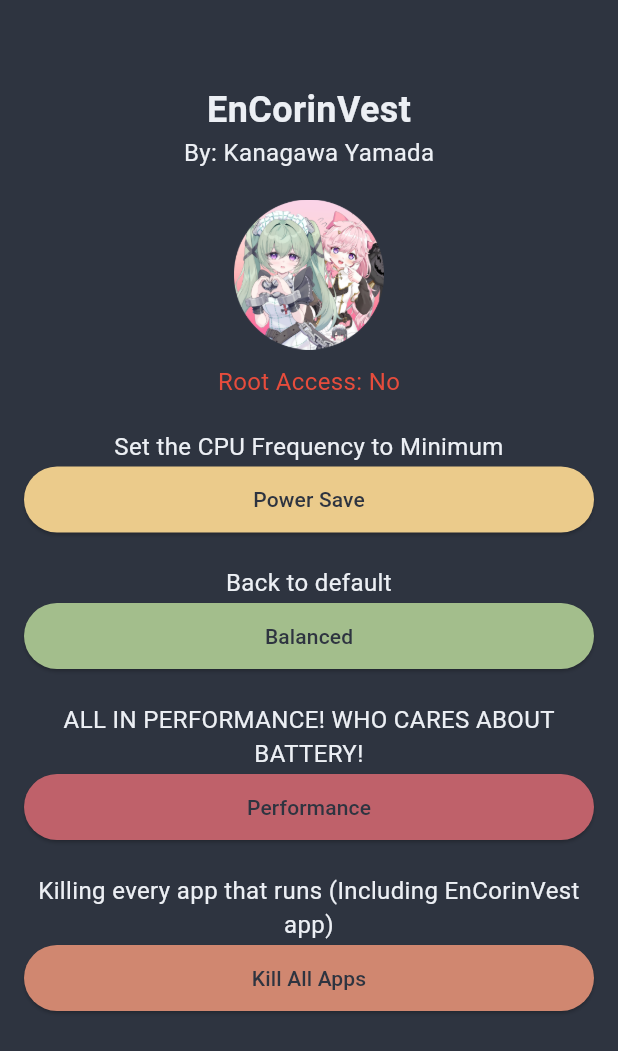
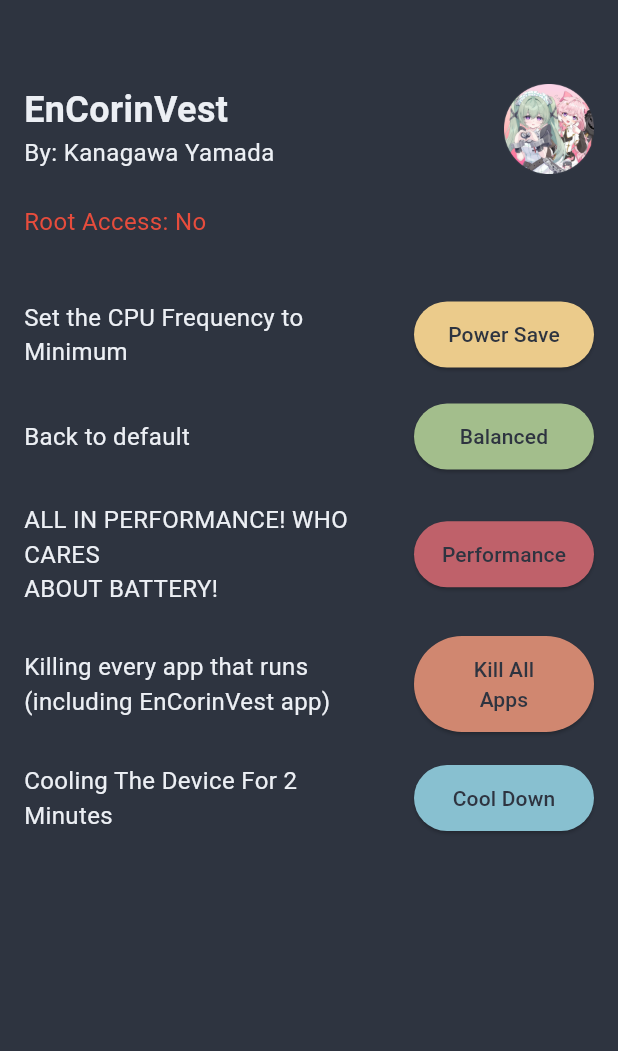
Before and after one commit to LoggingNewMemory/EnCorinVest, a Flutter app: the screen it shows after launch, on a phone screen of 412 x 824 dp. Shown: the top 1051 px of the screen. Run offline on Flutter 3.47's test engine with Material 3 defaults, Android fonts, the phone set to English and light mode, and no system bars; missing offline and left inert: process_run.

Commit message:
Update to 7.0

```diff
--- a/Apk/encorinvest/lib/main.dart
+++ b/Apk/encorinvest/lib/main.dart
@@ -22,15 +22,9 @@ class _MyAppState extends State<MyApp> {
   Future<void> _checkRootAccess() async {
     try {
       var result = await run('su', ['-c', 'id']);
-      if (result.exitCode == 0) {
       setState(() {
-          _hasRootAccess = true;
+        _hasRootAccess = result.exitCode == 0;
       });
-      } else {
-        setState(() {
-          _hasRootAccess = false;
-        });
-      }
     } catch (e) {
       setState(() {
         _hasRootAccess = false;
@@ -42,166 +36,88 @@ class _MyAppState extends State<MyApp> {
   Widget build(BuildContext context) {
     return MaterialApp(
       home: Scaffold(
-        backgroundColor: Color(0xFF2E3440), // Set the background color here
+        backgroundColor: Color(0xFF2E3440),
         body: Padding(
-          padding: const EdgeInsets.all(16.0), // Add padding around the column
+          padding: const EdgeInsets.all(16.0),
           child: Column(
-            mainAxisAlignment:
-                MainAxisAlignment.start, // Align content at the top
+            crossAxisAlignment: CrossAxisAlignment.start,
             children: [
-              // Custom Title and Subtitle
+              SizedBox(height: 40),
+              // Header section with title, author, and logo
+              Row(
+                mainAxisAlignment: MainAxisAlignment.spaceBetween,
+                crossAxisAlignment: CrossAxisAlignment.start,
+                children: [
                   Column(
+                    crossAxisAlignment: CrossAxisAlignment.start,
                     children: [
-                  SizedBox(height: 40), // Space between subtitle and image
                       Text(
                         'EnCorinVest',
                         style: TextStyle(
                           fontSize: 24,
                           fontWeight: FontWeight.bold,
-                        color: Color(0xFFECEFF4)), // Set text color to #eceff4
+                          color: Color(0xFFECEFF4),
+                        ),
                       ),
                       Text(
                         'By: Kanagawa Yamada',
                         style: TextStyle(
                           fontSize: 16,
-                        color: Color(0xFFECEFF4)), // Set text color to #eceff4
+                          color: Color(0xFFECEFF4),
                         ),
-                  SizedBox(height: 20), // Space between button sections
+                      ),
+                    ],
+                  ),
                   Image.asset(
-                    'assets/logo.png', // Replace with your image path
-                    height: 100, // Adjust height as needed
+                    'assets/logo.png',
+                    height: 60,
                   ),
-                  SizedBox(
-                      height: 10), // Space between image and root access text
+                ],
+              ),
+              SizedBox(height: 20),
+              // Root access status
               Text(
                 'Root Access: ${_hasRootAccess ? 'Yes' : 'No'}',
                 style: TextStyle(
                   fontSize: 16,
-                        color: _hasRootAccess
-                            ? Color(0xFF34C759)
-                            : Color(
-                                0xFFE74C3C)), // Set text color based on root access
-                  ),
-                  SizedBox(height: 20), // Space between button sections
-                ],
-              ),
-              Column(
-                crossAxisAlignment:
-                    CrossAxisAlignment.center, // Center the description
-                children: [
-                  Text(
-                    'Set the CPU Frequency to Minimum',
-                    style: TextStyle(
-                        fontSize: 16,
-                        color: Color(0xFFECEFF4)), // Set text color to #eceff4
-                    textAlign: TextAlign.center, // Center the text
-                  ),
-                  SizedBox(
-                    width: double.infinity, // Fill the width
-                    child: ElevatedButton(
-                      onPressed: () async {
-                        await executeScript('powersafe.sh');
-                      },
-                      child: Text('Power Save'),
-                      style: ElevatedButton.styleFrom(
-                        backgroundColor: const Color(0xFFEBCB8B),
-                        foregroundColor: Color(0xFF2E3440),
-                        padding: EdgeInsets.symmetric(
-                            vertical: 12), // Adjust vertical padding
+                  color: _hasRootAccess ? Color(0xFF34C759) : Color(0xFFE74C3C),
                 ),
               ),
+              SizedBox(height: 40),
+              // Control buttons section
+              _buildControlRow(
+                'Set the CPU Frequency to Minimum',
+                'Power Save',
+                Color(0xFFEBCB8B),
+                () => executeScript('powersafe.sh'),
               ),
-                  SizedBox(height: 20), // Space between button sections
-                ],
+              SizedBox(height: 20),
+              _buildControlRow(
+                'Back to default',
+                'Balanced',
+                Color(0xFFA3BE8C),
+                () => executeScript('balanced.sh'),
               ),
-              // Balanced Button with Description
-              Column(
-                crossAxisAlignment:
-                    CrossAxisAlignment.center, // Center the description
-                children: [
-                  Text(
-                    'Back to default',
-                    style: TextStyle(
-                        fontSize: 16,
-                        color: Color(0xFFECEFF4)), // Set text color to #eceff4
-                    textAlign: TextAlign.center, // Center the text
+              SizedBox(height: 20),
+              _buildControlRow(
+                'ALL IN PERFORMANCE! WHO CARES\nABOUT BATTERY!',
+                'Performance',
+                Color(0xFFBF616A),
+                () => executeScript('performance.sh'),
               ),
-                  SizedBox(
-                    width: double.infinity, // Fill the width
-                    child: ElevatedButton(
-                      onPressed: () async {
-                        await executeScript('balanced.sh');
-                      },
-                      child: Text('Balanced'),
-                      style: ElevatedButton.styleFrom(
-                        backgroundColor: const Color(0xFFA3BE8C),
-                        foregroundColor: Color(0xFF2E3440),
-                        padding: EdgeInsets.symmetric(
-                            vertical: 12), // Adjust vertical padding
+              SizedBox(height: 20),
+              _buildControlRow(
+                'Killing every app that runs\n(including EnCorinVest app)',
+                'Kill All\nApps',
+                Color(0xFFD08770),
+                () => executeScript('kill.sh'),
               ),
-                    ),
-                  ),
-                  SizedBox(height: 20), // Space between button sections
-                ],
-              ),
-              // Performance Button with Description
-              Column(
-                crossAxisAlignment:
-                    CrossAxisAlignment.center, // Center the description
-                children: [
-                  Text(
-                    'ALL IN PERFORMANCE! WHO CARES ABOUT BATTERY!',
-                    style: TextStyle(
-                        fontSize: 16,
-                        color: Color(0xFFECEFF4)), // Set text color to #eceff4
-                    textAlign: TextAlign.center, // Center the text
-                  ),
-                  SizedBox(
-                    width: double.infinity, // Fill the width
-                    child: ElevatedButton(
-                      onPressed: () async {
-                        await executeScript('performance.sh');
-                      },
-                      child: Text('Performance'),
-                      style: ElevatedButton.styleFrom(
-                        backgroundColor: const Color(0xFFBF616A),
-                        foregroundColor: Color(0xFF2E3440),
-                        padding: EdgeInsets.symmetric(
-                            vertical: 12), // Adjust vertical padding
-                      ),
-                    ),
-                  ),
-                  SizedBox(height: 20), // Space between button sections
-                ],
-              ),
-              // Kill All Apps Button with Description
-              Column(
-                crossAxisAlignment:
-                    CrossAxisAlignment.center, // Center the description
-                children: [
-                  Text(
-                    'Killing every app that runs (Including EnCorinVest app)',
-                    style: TextStyle(
-                        fontSize: 16,
-                        color: Color(0xFFECEFF4)), // Set text color to #eceff4
-                    textAlign: TextAlign.center, // Center the text
-                  ),
-                  SizedBox(
-                    width: double.infinity, // Fill the width
-                    child: ElevatedButton(
-                      onPressed: () async {
-                        await executeScript('kill.sh');
-                      },
-                      child: Text('Kill All Apps'),
-                      style: ElevatedButton.styleFrom(
-                        backgroundColor: const Color(0xFFD08770),
-                        foregroundColor: Color(0xFF2E3440),
-                        padding: EdgeInsets.symmetric(
-                            vertical: 12), // Adjust vertical padding
-                      ),
-                    ),
-                  ),
-                ],
+              SizedBox(height: 20),
+              _buildControlRow(
+                'Cooling The Device For 2 Minutes',
+                'Cool Down',
+                Color(0xFF88C0D0),
+                () => executeScript('cool.sh'),
               ),
             ],
           ),
@@ -210,9 +126,43 @@ class _MyAppState extends State<MyApp> {
     );
   }
 
+  Widget _buildControlRow(String description, String buttonText,
+      Color buttonColor, VoidCallback onPressed) {
+    return Row(
+      mainAxisAlignment: MainAxisAlignment.spaceBetween,
+      crossAxisAlignment: CrossAxisAlignment.center,
+      children: [
+        Expanded(
+          flex: 2,
+          child: Text(
+            description,
+            style: TextStyle(
+              fontSize: 16,
+              color: Color(0xFFECEFF4),
+            ),
+          ),
+        ),
+        SizedBox(width: 20),
+        Expanded(
+          child: ElevatedButton(
+            onPressed: onPressed,
+            style: ElevatedButton.styleFrom(
+              backgroundColor: buttonColor,
+              foregroundColor: Color(0xFF2E3440),
+              padding: EdgeInsets.symmetric(vertical: 12),
+            ),
+            child: Text(
+              buttonText,
+              textAlign: TextAlign.center,
+            ),
+          ),
+        ),
+      ],
+    );
+  }
+
   Future<void> executeScript(String scriptName) async {
     try {
-      // Replace '/path/to/' with the actual path where your scripts are located
       var result = await run(
           'su', ['-c', '/data/adb/modules/EnCorinVest/Scripts/$scriptName']);
       print('Output: ${result.stdout}');
--- a/Apk/encorinvest/pubspec.yaml
+++ b/Apk/encorinvest/pubspec.yaml
@@ -1,7 +1,7 @@
 name: EnCorinVest
 description: "EnCorinVest Apk By: Kanagawa Yamada"
 publish_to: 'none'
-version: 2.0.0
+version: 3.0.0
 
 environment:
   sdk: ^3.5.4
```
Also changed, not shown: Apk/encorinvest/pubspec.lock, 9 other files. Lines whose indentation alone changed are shown as unchanged.
